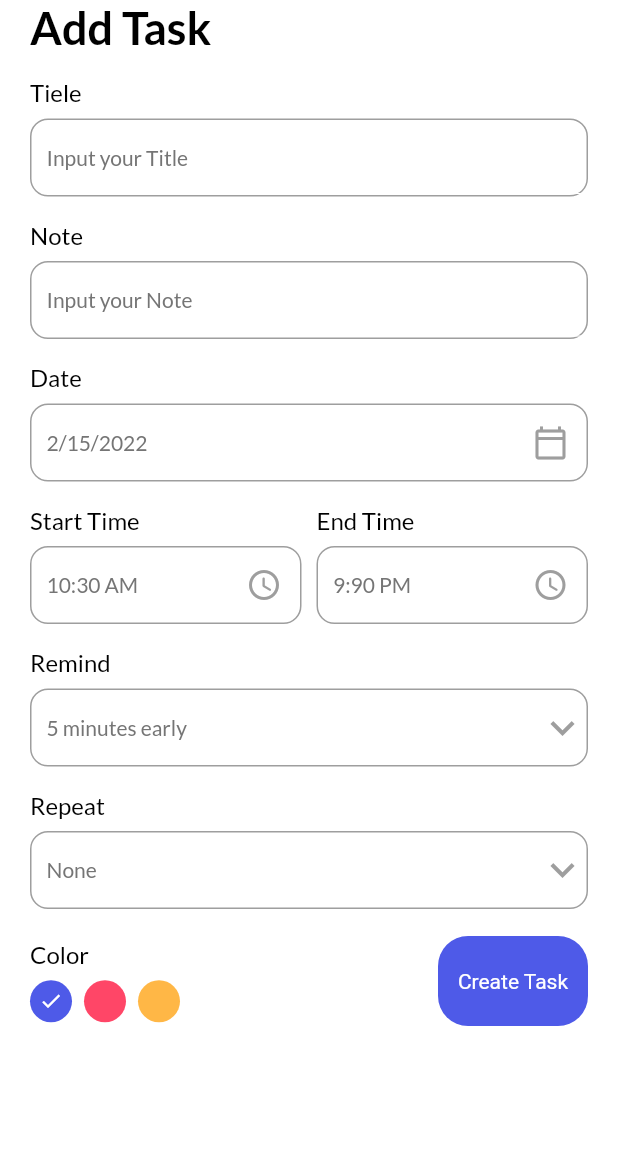
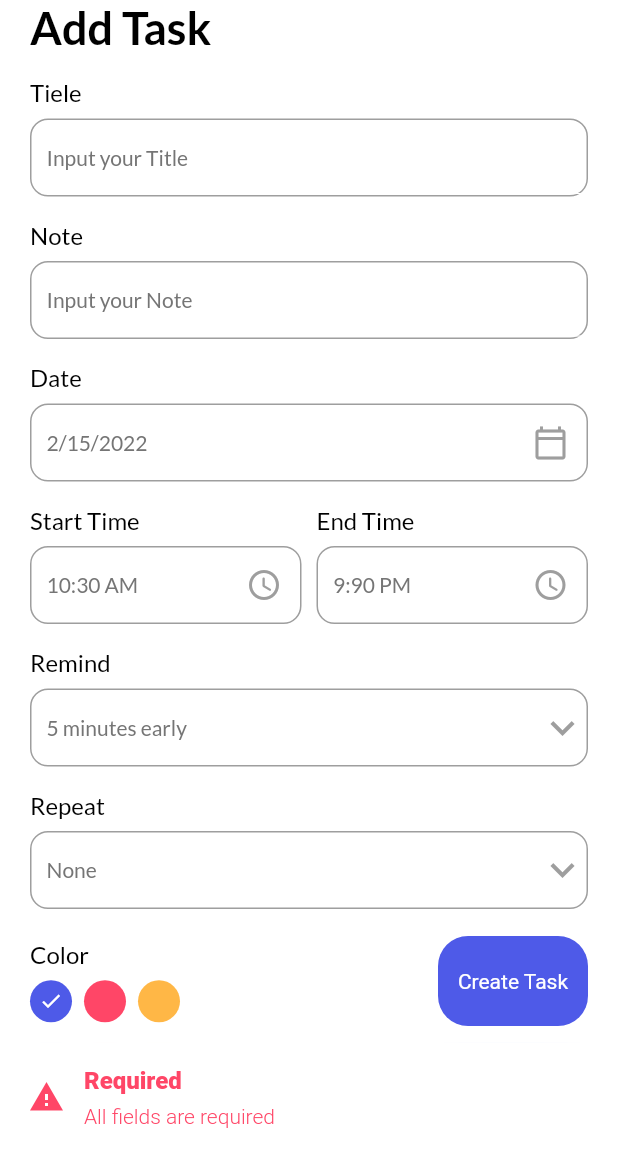
Before and after one commit to KasunHasanga/flutter_to_do, a Flutter app: the AddTaskPage screen opened directly, after a tap on "Create Task", on a phone screen of 412 x 824 dp, the part 84-1236 px from its top. Run offline on Flutter 3.47's test engine with Material 2 defaults, Android fonts, the phone set to English and light mode, and no system bars; our stand-ins replace date_picker_timeline, flutter_local_notifications, get, get_storage, google_fonts, timezone; accounts and stored records are empty.

```diff
--- a/lib/ui/addTaskPage.dart
+++ b/lib/ui/addTaskPage.dart
@@ -13,6 +13,9 @@ class AddTaskPage extends StatefulWidget {
 }
 
 class _AddTaskPageState extends State<AddTaskPage> {
+  TextEditingController _titleController = TextEditingController();
+  TextEditingController _noteController = TextEditingController();
+
   DateTime _selectedDate = DateTime.now();
 
   ///todo add 5 minuest to start time
@@ -28,7 +31,15 @@ class _AddTaskPageState extends State<AddTaskPage> {
   List<String> repeatList = ["None", "Daily", "Weekly", "Monthly"];
 
   //for color
-  int _selectedColor=0;
+  int _selectedColor = 0;
+
+  @override
+  void dispose() {
+    super.dispose();
+    //dispose text Controller
+    _noteController.dispose();
+    _titleController.dispose();
+  }
 
   @override
   Widget build(BuildContext context) {
@@ -45,8 +56,16 @@ class _AddTaskPageState extends State<AddTaskPage> {
                 "Add Task",
                 style: headingStyle,
               ),
-              MyInputField(title: "Tiele", hint: "Input your Title"),
-              MyInputField(title: "Note", hint: "Input your Note"),
+              MyInputField(
+                title: "Tiele",
+                hint: "Input your Title",
+                controller: _titleController,
+              ),
+              MyInputField(
+                title: "Note",
+                hint: "Input your Note",
+                controller: _noteController,
+              ),
               MyInputField(
                 title: "Date",
                 hint: DateFormat.yMd().format(_selectedDate),
@@ -94,7 +113,7 @@ class _AddTaskPageState extends State<AddTaskPage> {
                 title: "Remind",
                 hint: "$_selectedRemind minutes early",
                 widget: DropdownButton(
-                  icon: Icon(
+                  icon: const Icon(
                     Icons.keyboard_arrow_down,
                     color: Colors.grey,
                   ),
@@ -156,12 +175,14 @@ class _AddTaskPageState extends State<AddTaskPage> {
               ),
               Row(
                 mainAxisAlignment: MainAxisAlignment.spaceBetween,
-                crossAxisAlignment:CrossAxisAlignment.center ,
+                crossAxisAlignment: CrossAxisAlignment.center,
                 children: [
                   _colorPallete(),
-                  MyButton(label: "Create Task", ontap: (){
-
-                  })
+                  MyButton(
+                      label: "Create Task",
+                      ontap: () {
+                        _validateData();
+                      })
                 ],
               ),
               SizedBox(
@@ -173,7 +194,21 @@ class _AddTaskPageState extends State<AddTaskPage> {
       ),
     );
   }
-_colorPallete(){
+
+  _validateData() {
+    if (_noteController.text.isNotEmpty && _titleController.text.isNotEmpty) {
+      //add to database
+      Get.back();
+    } else if (_noteController.text.isEmpty || _titleController.text.isEmpty) {
+      Get.snackbar("Required", "All fields are required",
+          snackPosition: SnackPosition.BOTTOM,
+          backgroundColor: Colors.white,
+          colorText: pinkClr,
+          icon: Icon(Icons.warning,color: pinkClr,));
+    }
+  }
+
+  _colorPallete() {
     return Column(
       crossAxisAlignment: CrossAxisAlignment.start,
       children: [
@@ -181,21 +216,33 @@ _colorPallete(){
           "Color",
           style: titleStyle,
         ),
-        SizedBox(height: 8.0,),
+        SizedBox(
+          height: 8.0,
+        ),
         Wrap(
           children: List<Widget>.generate(3, (index) {
             return GestureDetector(
-              onTap: (){
+              onTap: () {
                 setState(() {
-                  _selectedColor =index;
+                  _selectedColor = index;
                 });
               },
               child: Padding(
                 padding: EdgeInsets.only(right: 8.0),
                 child: CircleAvatar(
                   radius: 14,
-                  backgroundColor: index==0?primryClr:index==1?pinkClr:yelloClr,
-                  child: (index== _selectedColor )?Icon(Icons.done,color: Colors.white,size: 16,):Container(),
+                  backgroundColor: index == 0
+                      ? primryClr
+                      : index == 1
+                          ? pinkClr
+                          : yelloClr,
+                  child: (index == _selectedColor)
+                      ? const Icon(
+                          Icons.done,
+                          color: Colors.white,
+                          size: 16,
+                        )
+                      : Container(),
                 ),
               ),
             );
@@ -203,7 +250,8 @@ _colorPallete(){
         )
       ],
     );
-}
+  }
+
   _appBar(BuildContext context) {
     return AppBar(
       backgroundColor: context.theme.backgroundColor,
```
